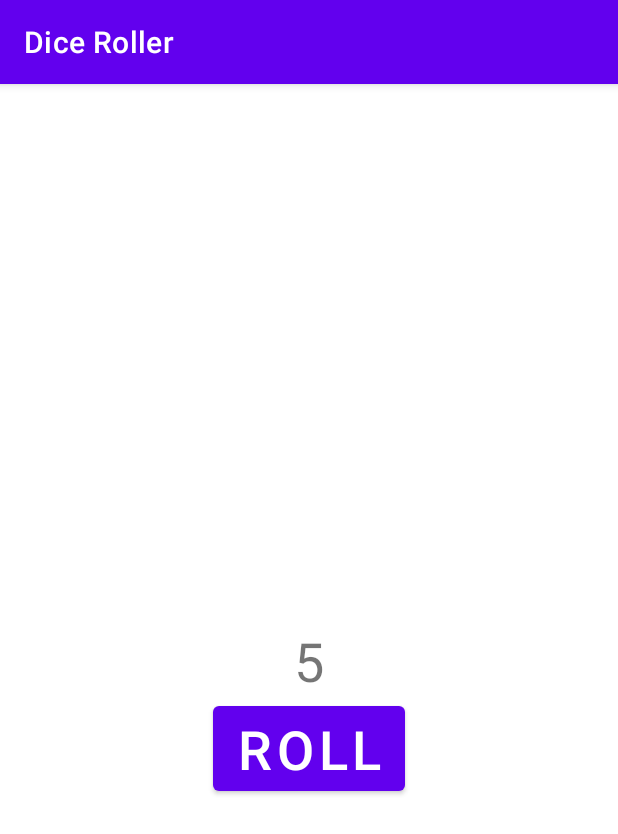
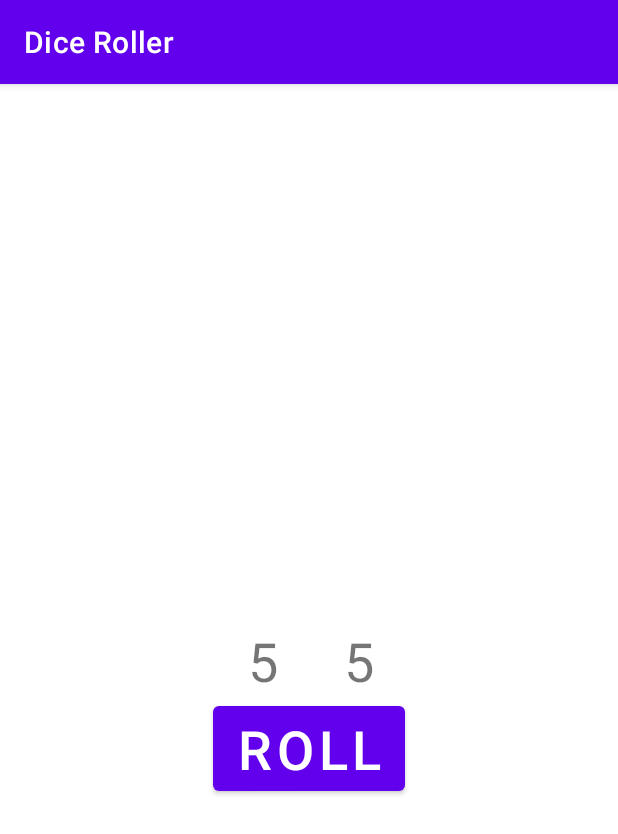
Before and after one commit to peeryw/DiceRoller, an Android app: the screen it shows after launch (MainActivity), after a tap on "ROLL", on a phone screen of 412 x 824 dp. Shown: the top 834 px of the screen. Run offline under Robolectric (Android 15) with nearby library versions, the phone set to English and light mode, and no system bars.

Commit message:
Added a second dice object. When button is pressed, will now display two values on the screen for dice 1 and 2, generated from random number from 1 to numSides value. Updated some comments in code

```diff
--- a/app/src/main/java/com/example/diceroller/MainActivity.kt
+++ b/app/src/main/java/com/example/diceroller/MainActivity.kt
@@ -16,20 +16,25 @@ class MainActivity : AppCompatActivity() {
 
         val rollButton: Button = findViewById(R.id.button)
         rollButton.setOnClickListener { rollDice() }
+
     }
 
     /**
      * Roll the dice and update the screen with the result.
      */
     private fun rollDice() {
-        // Create new Dice object with 6 sides and roll it
-        val dice = Dice(6)
-        val diceRoll = dice.roll()
+        // Create 2 new Dice objects with 6 sides and roll it
+        val dice1 = Dice(6)
+        val diceRoll1 = dice1.roll()
+        val dice2 = Dice(6)
+        val diceRoll2 = dice2.roll()
 
         // Update the screen with the dice roll
-        val resultTextView: TextView = findViewById(R.id.textView)
+        val resultTextView1: TextView = findViewById(R.id.textView)
+        val resultTextView2: TextView = findViewById(R.id.textView2)
         // Change value from Int to String
-        resultTextView.text = diceRoll.toString()
+        resultTextView1.text = diceRoll1.toString()
+        resultTextView2.text = diceRoll2.toString()
     }
 }
 
--- a/app/src/main/res/layout/activity_main.xml
+++ b/app/src/main/res/layout/activity_main.xml
@@ -12,6 +12,7 @@
         android:layout_height="wrap_content"
         android:textSize="36sp"
         app:layout_constraintBottom_toBottomOf="parent"
+        app:layout_constraintHorizontal_bias="0.421"
         app:layout_constraintLeft_toLeftOf="parent"
         app:layout_constraintRight_toRightOf="parent"
         app:layout_constraintTop_toTopOf="parent"
@@ -27,4 +28,17 @@
         app:layout_constraintStart_toStartOf="parent"
         app:layout_constraintTop_toBottomOf="@+id/textView" />
 
+    <TextView
+        android:id="@+id/textView2"
+        android:layout_width="wrap_content"
+        android:layout_height="wrap_content"
+        android:textSize="36sp"
+        app:layout_constraintBottom_toTopOf="@+id/button"
+        app:layout_constraintEnd_toEndOf="parent"
+        app:layout_constraintHorizontal_bias="0.585"
+        app:layout_constraintStart_toStartOf="parent"
+        app:layout_constraintTop_toTopOf="parent"
+        app:layout_constraintVertical_bias="1.0"
+        tools:text="2" />
+
 </androidx.constraintlayout.widget.ConstraintLayout>
```
